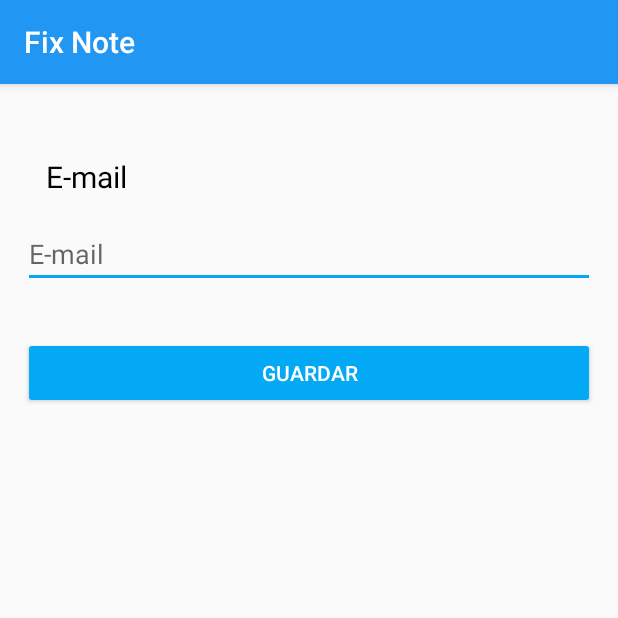
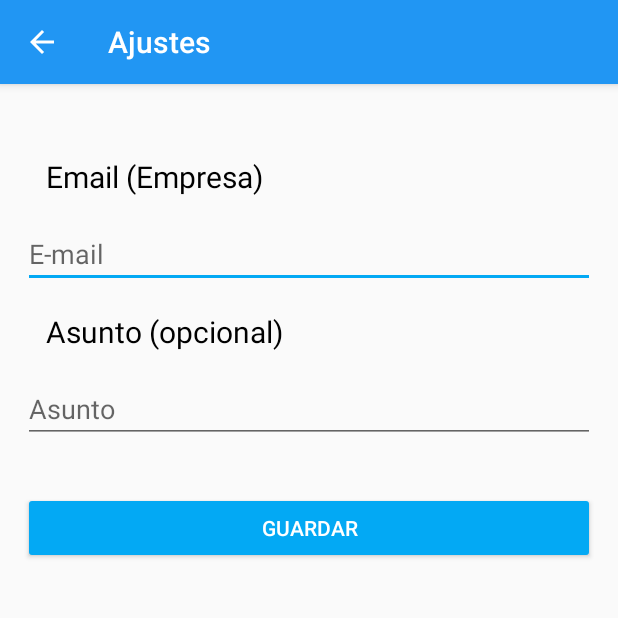
Before and after one commit to hecthor0/FixNote, an Android app: the Ajustes_activity screen opened directly, with no data from a screen before it, on a phone screen of 412 x 824 dp, the top half of it. Run offline under Robolectric (Android 15) with nearby library versions, the phone set to English and light mode, and no system bars.

Commit message:
versión 09 de junio

```diff
--- a/app/build.gradle
+++ b/app/build.gradle
@@ -22,6 +22,7 @@ dependencies {
     implementation fileTree(include: ['*.jar'], dir: 'libs')
     implementation 'com.android.support:appcompat-v7:27.1.1'
     implementation 'com.android.support.constraint:constraint-layout:1.1.0'
+    implementation 'com.android.support:design:27.1.1'
     testImplementation 'junit:junit:4.12'
     androidTestImplementation 'com.android.support.test:runner:1.0.2'
     androidTestImplementation 'com.android.support.test.espresso:espresso-core:3.0.2'
--- a/app/src/main/java/com/example/hector/fixnote/Ajustes_activity.java
+++ b/app/src/main/java/com/example/hector/fixnote/Ajustes_activity.java
@@ -16,6 +16,7 @@ import java.util.regex.Pattern;
 public class Ajustes_activity extends AppCompatActivity {
 
     EditText email_d;
+    EditText asunto;
     Button guardar;
 
     @Override
@@ -23,11 +24,15 @@ public class Ajustes_activity extends AppCompatActivity {
         super.onCreate(savedInstanceState);
         setContentView(R.layout.ajustes_activity);
 
+        getSupportActionBar().setDisplayHomeAsUpEnabled(true);
+
         email_d = (EditText)findViewById(R.id.email_d);
+        asunto = (EditText)findViewById(R.id.asunto_e);
         guardar =(Button)findViewById(R.id.guardar);
 
         SharedPreferences preferences = getSharedPreferences("datos", Context.MODE_PRIVATE);
         email_d.setText(preferences.getString("mail",""));
+        asunto.setText(preferences.getString("asunto",""));
 
     }
     //Botón Guardar
@@ -39,6 +44,7 @@ public class Ajustes_activity extends AppCompatActivity {
             SharedPreferences preferencias = getSharedPreferences("datos", Context.MODE_PRIVATE);
             SharedPreferences.Editor Obj_editor = preferencias.edit();
             Obj_editor.putString("mail", email_d.getText().toString());
+            Obj_editor.putString("asunto",asunto.getText().toString());
             Obj_editor.commit();
             Toast.makeText(this, "Guardado", Toast.LENGTH_SHORT).show();
         }
--- a/app/src/main/java/com/example/hector/fixnote/Contacto_activity.java
+++ b/app/src/main/java/com/example/hector/fixnote/Contacto_activity.java
@@ -9,5 +9,6 @@ public class Contacto_activity extends AppCompatActivity {
     protected void onCreate(Bundle savedInstanceState) {
         super.onCreate(savedInstanceState);
         setContentView(R.layout.contacto_activity);
+        getSupportActionBar().setDisplayHomeAsUpEnabled(true);
     }
 }
--- a/app/src/main/res/layout/ajustes_activity.xml
+++ b/app/src/main/res/layout/ajustes_activity.xml
@@ -25,7 +25,7 @@
             android:layout_width="match_parent"
             android:layout_height="wrap_content"
             android:padding="15dp"
-            android:text="@string/email"
+            android:text="@string/email_empresa"
             android:textColor="@android:color/black"
             android:textSize="20sp" />
 
@@ -37,6 +37,22 @@
             android:hint="@string/email"
             android:inputType="textEmailAddress" />
 
+        <TextView
+            android:id="@+id/tva_asunto"
+            android:layout_width="match_parent"
+            android:layout_height="wrap_content"
+            android:padding="15dp"
+            android:text="@string/asunto_opcional"
+            android:textColor="@android:color/black"
+            android:textSize="20sp" />
+
+        <EditText
+            android:id="@+id/asunto_e"
+            android:layout_width="match_parent"
+            android:layout_height="wrap_content"
+            android:ems="10"
+            android:hint="@string/asunto"
+            android:inputType="textPersonName" />
 
         <TextView
             android:id="@+id/textView3"
--- /dev/null
+++ b/app/src/main/res/values/dimens.xml
@@ -0,0 +1,3 @@
+<resources>
+    <dimen name="fab_margin">16dp</dimen>
+</resources>
--- a/app/src/main/res/values/strings.xml
+++ b/app/src/main/res/values/strings.xml
@@ -18,5 +18,9 @@
     <string name="ajustes">Ajustes</string>
     <string name="contacto">Contacto</string>
     <string name="guardar">Guardar</string>
+    <string name="asunto">Asunto</string>
+    <string name="email_empresa">Email (Empresa)</string>
+    <string name="asunto_opcional">Asunto (opcional)</string>
+    <string name="title_activity_lista_activity">lista_activity</string>
 
 </resources>
```
Also changed, not shown: app/src/main/AndroidManifest.xml (+8 -2 lines), app/src/main/java/com/example/hector/fixnote/MainActivity.java (+15 -4 lines), app/src/main/java/com/example/hector/fixnote/validateEmail.java (deleted, +0 -20 lines), app/src/main/res/layout/contacto_activity.xml (+7 -9 lines), app/src/main/res/layout/list_activity.xml (added, +9 -0 lines), app/src/main/res/layout/switch_item.xml (deleted, +0 -11 lines), app/src/main/res/values/styles.xml (+9 -0 lines).
